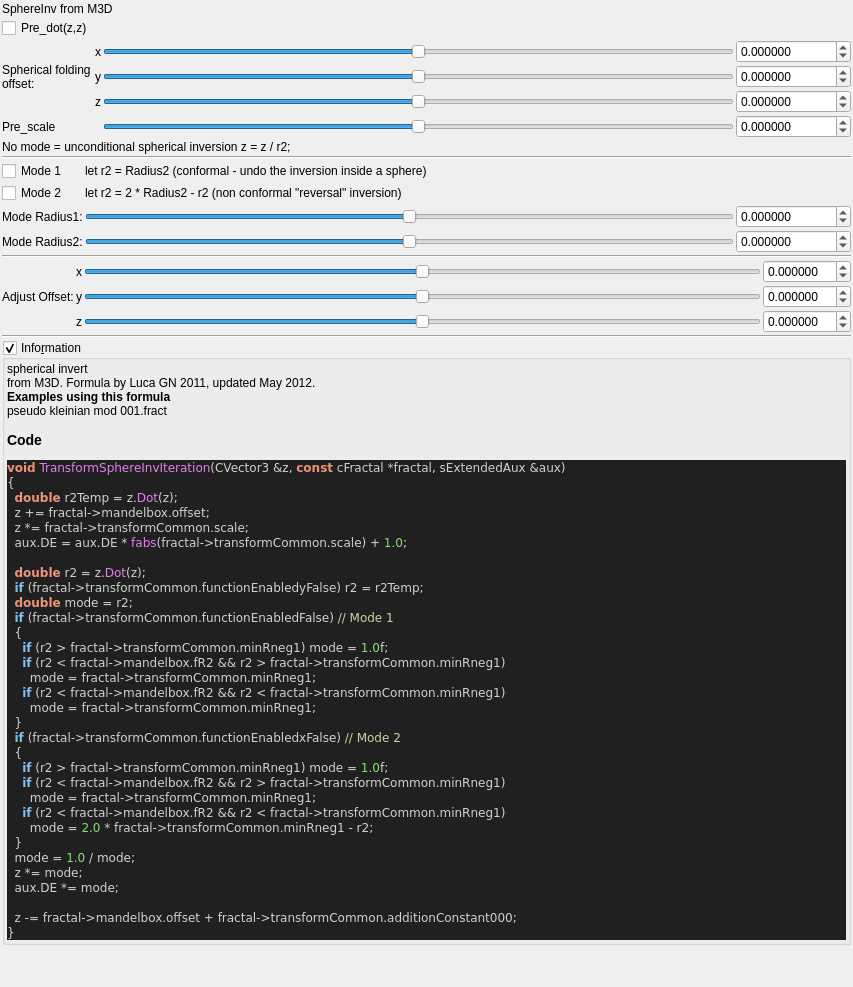
Old version of the form mandelbulber2/qt_data/fractal_transf_sphere_inv.ui in the repository buddhi1980/mandelbulber2.
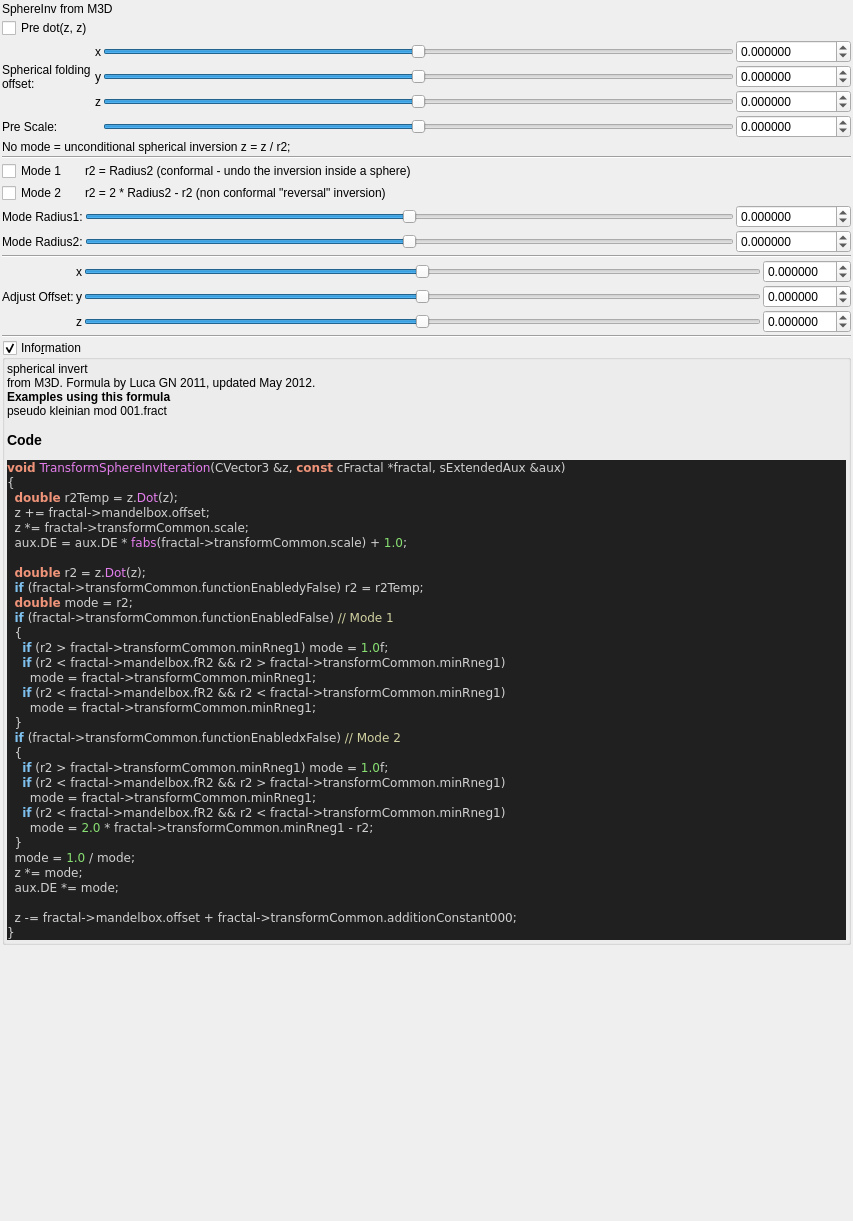
New version of the form. Custom widgets are drawn as their Qt base class.

```diff
--- a/mandelbulber2/qt_data/fractal_transf_sphere_inv.ui
+++ b/mandelbulber2/qt_data/fractal_transf_sphere_inv.ui
@@ -7,7 +7,7 @@
     <x>0</x>
     <y>0</y>
     <width>853</width>
-    <height>987</height>
+    <height>1221</height>
    </rect>
   </property>
   <property name="windowTitle">
@@ -228,7 +228,7 @@
      <item row="6" column="0">
       <widget class="QLabel" name="label_18">
        <property name="text">
-        <string>Pre_scale</string>
+        <string>Pre Scale:</string>
        </property>
       </widget>
      </item>
@@ -310,7 +310,7 @@
      <item row="0" column="0">
       <widget class="QCheckBox" name="checkBox_transf_function_enabledy_false">
        <property name="text">
-        <string>Pre_dot(z,z)</string>
+        <string>Pre dot(z, z)</string>
        </property>
       </widget>
      </item>
@@ -335,7 +335,7 @@
      <item row="1" column="1">
       <widget class="QLabel" name="label_48">
        <property name="text">
-        <string>let r2 = 2 * Radius2 - r2 (non conformal &quot;reversal&quot; inversion)</string>
+        <string>r2 = 2 * Radius2 - r2 (non conformal &quot;reversal&quot; inversion)</string>
        </property>
       </widget>
      </item>
@@ -469,7 +469,7 @@
      <item row="0" column="1">
       <widget class="QLabel" name="label_20">
        <property name="text">
-        <string>let r2 = Radius2 (conformal - undo the inversion inside a sphere)</string>
+        <string>r2 = Radius2 (conformal - undo the inversion inside a sphere)</string>
        </property>
       </widget>
      </item>
```
Left out of the diff: 24 changed lines with no effect on the pictures.
